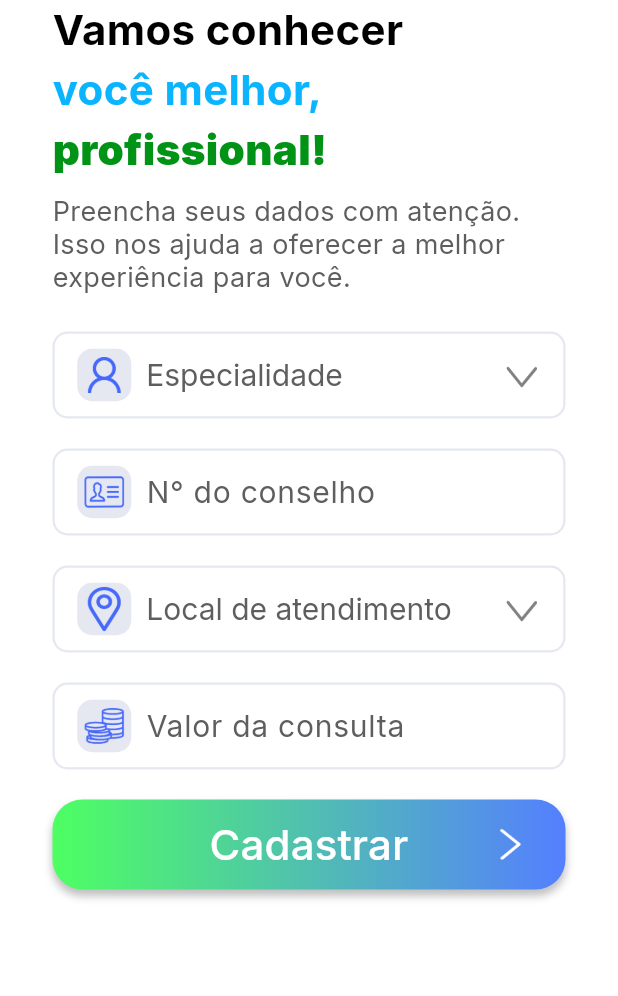
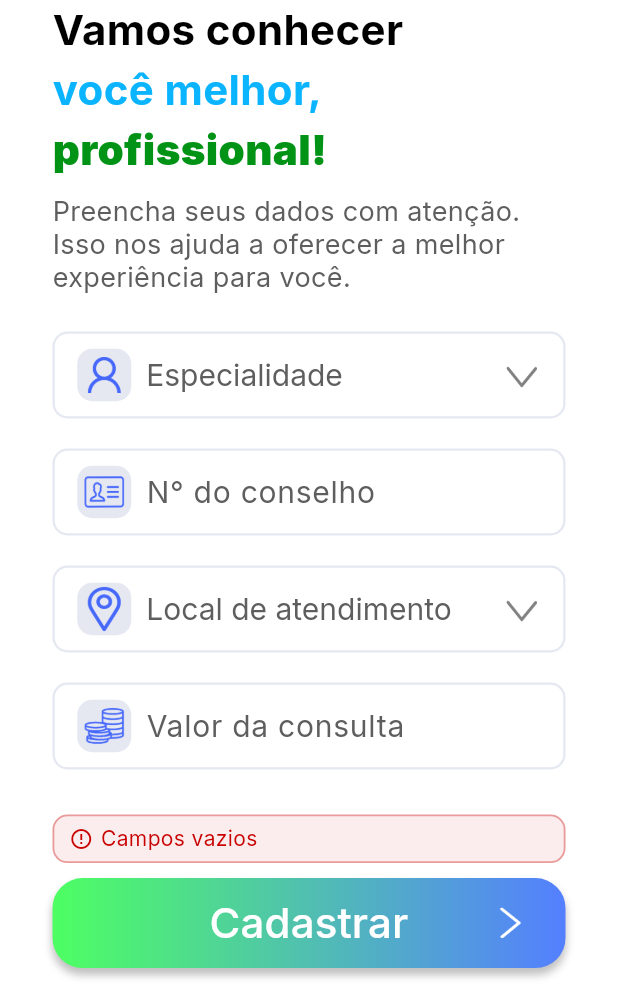
Before and after one commit to Issler78/Projeto-Final-QI-dev-app-II, a Flutter app: the CadastroProfissional screen opened directly, after a tap on "Cadastrar", on a phone screen of 412 x 824 dp, the part 240-1236 px from its top. Run offline on Flutter 3.47's test engine with Material 3 defaults, Android fonts, the phone set to English and light mode, and no system bars; drawn by our look-alikes of flutter_animate; our stand-ins replace decimal, flutter_multi_formatter, google_fonts, mask_text_input_formatter, shared_preferences; accounts and stored records are empty.

Commit message:
create error message

```diff
--- a/lib/widgets/forms/form_cad.dart
+++ b/lib/widgets/forms/form_cad.dart
@@ -8,6 +8,7 @@ import 'package:pulsetime/widgets/buttons/botao_continuar.dart';
 import 'package:pulsetime/widgets/inputs/date_input.dart';
 import 'package:pulsetime/widgets/inputs/select_input.dart';
 import 'package:pulsetime/widgets/inputs/text_input.dart';
+import 'package:pulsetime/widgets/mensagem_erro.dart';
 import 'package:shared_preferences/shared_preferences.dart';
 
 class FormCad1 extends StatefulWidget {
@@ -22,13 +23,10 @@ class _FormCad1State extends State<FormCad1>{
   final TextEditingController _emailController = TextEditingController();
   final TextEditingController _telController = TextEditingController();
   final TextEditingController _dataController = TextEditingController();
-  late String ?_valorS;
+  String ?_valorS;
+  String ?_erro;
 
-  @override
-  void initState() {
-    _valorS = null;
-    super.initState();
-  }
+
 
   @override
   void dispose() {
@@ -126,8 +124,12 @@ class _FormCad1State extends State<FormCad1>{
             delay: Duration(milliseconds: 1200),
           )
           .fadeIn(duration: Duration(milliseconds: 1500)),
-          SizedBox(height: 20,),
+          SizedBox(height: 30,),
 
+
+          // se _erro for diferente que null, mostra um erro na tela
+          _erro != null ? MensagemErro(mensagem: _erro!) : SizedBox(),
+          SizedBox(height: 10,),
 
 
           // botao continuar
@@ -138,17 +140,38 @@ class _FormCad1State extends State<FormCad1>{
             String dataNasc = _dataController.text.trim();
             final sexo = _valorS == null || _valorS == "" ? null : _valorS!.trim();
 
+            // erro de campos vazios
             if(nome == "" || email == "" || telefone == "" || dataNasc == "" || sexo == null){
-              print("falta completar campos");
+              setState(() {
+                _erro = "Campos vazios";
+              });
               return;
-            } else {
-              Navigator.push(
-                context,
-                MaterialPageRoute(
-                  builder: (context) => Cadastro2(nome: nome, email: email, telefone: telefone, dataNasc: dataNasc, sexo: sexo)
-                )
-              );
             }
+
+            // erro de email invalido (verificacao simples)
+            if(!email.contains("@")){
+              setState(() {
+                _erro = "Insira um email válido";
+              });
+              return;
+            }
+
+            // erro de numero de telefone invalido
+            if(telefone.length != 15){
+              setState(() {
+                _erro = "Insira um número de telefone válido";
+              });
+              return;
+            }
+
+            _erro = null;
+            Navigator.push(
+              context,
+              MaterialPageRoute(
+                builder: (context) => Cadastro2(nome: nome, email: email, telefone: telefone, dataNasc: dataNasc,sexo: sexo)
+              )
+            );
+
 
           })
           .animate()
@@ -197,6 +220,7 @@ class _FormCad2State extends State<FormCad2>{
   final TextEditingController _cpfController = TextEditingController();
   final TextEditingController _senhaController = TextEditingController();
   final TextEditingController _confSenhaController = TextEditingController();
+  String ?_erro;
 
   @override
   void dispose() {
@@ -255,9 +279,12 @@ class _FormCad2State extends State<FormCad2>{
             delay: Duration(milliseconds: 1100),
           )
           .fadeIn(duration: Duration(milliseconds: 1500)),
-          SizedBox(height: 20,),
+          SizedBox(height: 30,),
 
 
+          // mensagem de erro
+          _erro != null ? MensagemErro(mensagem: _erro!) : SizedBox(),
+          SizedBox(height: 10,),
 
           // botao continuar
           BotaoContinuar(comIcone: true, texto: "Cadastrar", funcao: () {
@@ -265,22 +292,39 @@ class _FormCad2State extends State<FormCad2>{
             String senha = _senhaController.text.trim();
             String confSenha = _confSenhaController.text.trim();
 
-            // verifica se os campos sao vazios ou se a senha é mto curta
-            if(cpf == "" || senha == ""){
-              print("falta completar campos");
+            // verifica se os campos sao vazios
+            if(cpf == "" || senha == "" || confSenha == ""){
+              setState(() {
+                _erro = "Campos vazios";
+              });
               return;
-            } else if(senha.length < 6) {
-              print("mínimo de 6 caracteres");
+            }
+
+            // verifica se o cpf é valido
+            if(cpf.length != 14){
+              setState(() {
+                _erro = "Insira um CPF válido";
+              });
+              return;
+            }
+
+            // verifica se a senha tem pelomenos 6 caracteres
+            if(senha.length < 6) {
+              setState(() {
+                _erro = "A senha deve ter pelo menos 6 caracteres.";
+              });
               return;
             }
 
             // verifica se as senhas correspondem
             if(confSenha != senha) {
-              print("o campo 'confirme sua senha' não corresponde ao campo 'senha'");
+              setState(() {
+                _erro = "O campo 'Confirme sua senha' não corresponde ao campo 'Senha'";
+              });
               return;
             }
 
-
+            _erro = null;
             Navigator.push(
               context,
               MaterialPageRoute(
@@ -335,15 +379,9 @@ class _FormCadProfissionalState extends State<FormCadProfissional>{
 
   final TextEditingController _conselhoController = TextEditingController();
   final TextEditingController _valorConsultaController = TextEditingController();
-  late String ?_valorProfissao;
-  late String ?_valorLocal;
-
-  @override
-  void initState() {
-    _valorProfissao = null;
-    _valorLocal = null;
-    super.initState();
-  }
+  String ?_valorProfissao;
+  String ?_valorLocal;
+  String ?_erro;
 
   @override
   void dispose() {
@@ -388,7 +426,7 @@ class _FormCadProfissionalState extends State<FormCadProfissional>{
 
 
           // campo de crm
-          TextInput(icone: "assets/images/doc.png", placeholder: "N° do conselho", controller: _conselhoController, mask: _maskCon(),)
+          TextInput(icone: "assets/images/doc.png", placeholder: "N° do conselho", controller: _conselhoController, mask: _maskCod(),)
           .animate()
           .slideY(
             duration: Duration(milliseconds: 900),
@@ -442,36 +480,56 @@ class _FormCadProfissionalState extends State<FormCadProfissional>{
           )
           .fadeIn(duration: Duration(milliseconds: 1500)),
 
-          SizedBox(height: 20,),
+          SizedBox(height: 30,),
+
+          _erro != null ? MensagemErro(mensagem: _erro!) : SizedBox(),
+          SizedBox(height: 10,),
 
 
           // botao continuar
           BotaoContinuar(comIcone: true, texto: "Cadastrar", funcao: () async {
             final SharedPreferences prefs = await SharedPreferences.getInstance();
 
-            final profissao = _valorProfissao == null || _valorProfissao == "" ? null : _valorProfissao!.trim();
-            String cod = _conselhoController.text.trim();
-            final local = _valorLocal == null || _valorLocal == "" ? null : _valorLocal!.trim();
-            final precoConsulta = _valorConsultaController.text.trim();
+            final String ?profissao = _valorProfissao == null || _valorProfissao == "" ? null : _valorProfissao!.trim();
+            final String cod = _conselhoController.text.trim();
+            final String ?local = _valorLocal == null || _valorLocal == "" ? null : _valorLocal!.trim();
+            final String precoConsulta = _valorConsultaController.text.trim();
 
             // verifica se os campos sao vazios ou se a senha é mto curta
             if(profissao == null || cod == "" || local == null || precoConsulta == ""){
-              print("falta completar campos");
+              setState(() {
+                _erro = "Campos vazios";
+              });
               return;
             }
 
-            // verificar preco e transformar para decimal
-            final preco = Decimal.parse(precoConsulta.split(" ")[1]);
-            if(preco == Decimal.zero){
-              print("Preco baixo");
+            // verifica o codigo
+            if(cod.length != 11){
+              setState(() {
+                _erro = "Insira um código/número de conselho válido";
+              });
               return;
             }
+
+            // verificar se o preco é maior que 1
+            final preco = Decimal.parse(precoConsulta.split(" ")[1]);
+            if(preco < Decimal.one){
+              setState(() {
+                _erro = "O preço mínimo é R\$1.00";
+              });
+              return;
+            }
+
+
 
             // chamar cadastro de profissional!!!
             prefs.setBool("logadoPro", true);
             prefs.setBool("temAgenda", false);
 
+
+
             // mandar para tela inicial, agora logado
+            _erro = null;
             Navigator.pushNamed(
               context,
               "/",
@@ -491,8 +549,8 @@ class _FormCadProfissionalState extends State<FormCadProfissional>{
     );
   }
 
-  MaskTextInputFormatter _maskCon(){
-    // mascara para o campo de telefone
+  MaskTextInputFormatter _maskCod(){
+    // mascara para o campo de codigo/numero do conselho
     return MaskTextInputFormatter(
       mask: '######/####',
       filter: { "#": RegExp(r'[0-9]') },
--- /dev/null
+++ b/lib/widgets/mensagem_erro.dart
@@ -0,0 +1,38 @@
+import 'package:flutter/material.dart';
+
+class MensagemErro extends StatelessWidget {
+  final String mensagem;
+
+  const MensagemErro({super.key, required this.mensagem});
+
+  @override
+  Widget build(BuildContext context) {
+    return Container(
+      padding: EdgeInsets.symmetric(vertical: 5, horizontal: 10),
+      decoration: BoxDecoration(
+        color: Color.fromRGBO(200, 0, 0, .07),
+        borderRadius: BorderRadius.circular(10),
+        border: Border.all(color: Color.fromRGBO(200, 0, 0, .35), width: 1.2),
+      ),
+      width: double.infinity,
+      child: Row(
+        crossAxisAlignment: CrossAxisAlignment.center,
+        mainAxisAlignment: MainAxisAlignment.start,
+        children: [
+          Icon(
+            Icons.error_outline,
+            size: 16,
+            color: Color.fromRGBO(200, 0, 0, 1),
+          ),
+          SizedBox(width: 5,),
+          Expanded(
+            child: Text(
+              mensagem,
+              style: TextStyle(color: Color.fromRGBO(200, 0, 0, 1), fontSize: 14),
+            ),
+          )
+        ],
+      ),
+    );
+  }
+}
```
Also changed, not shown: lib/pages/cadastro.dart (+5 -2 lines).
